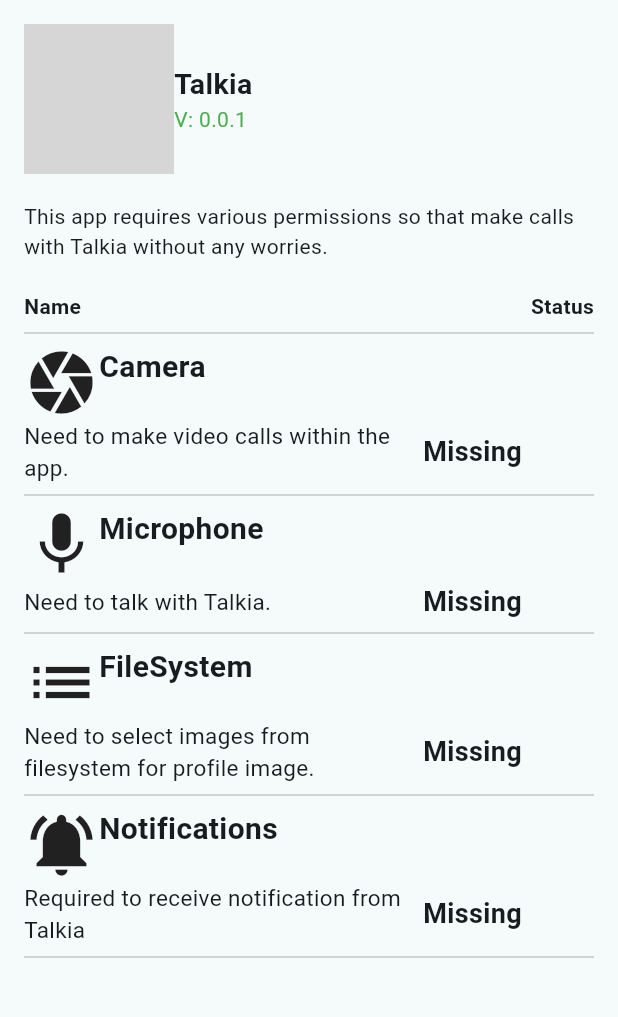
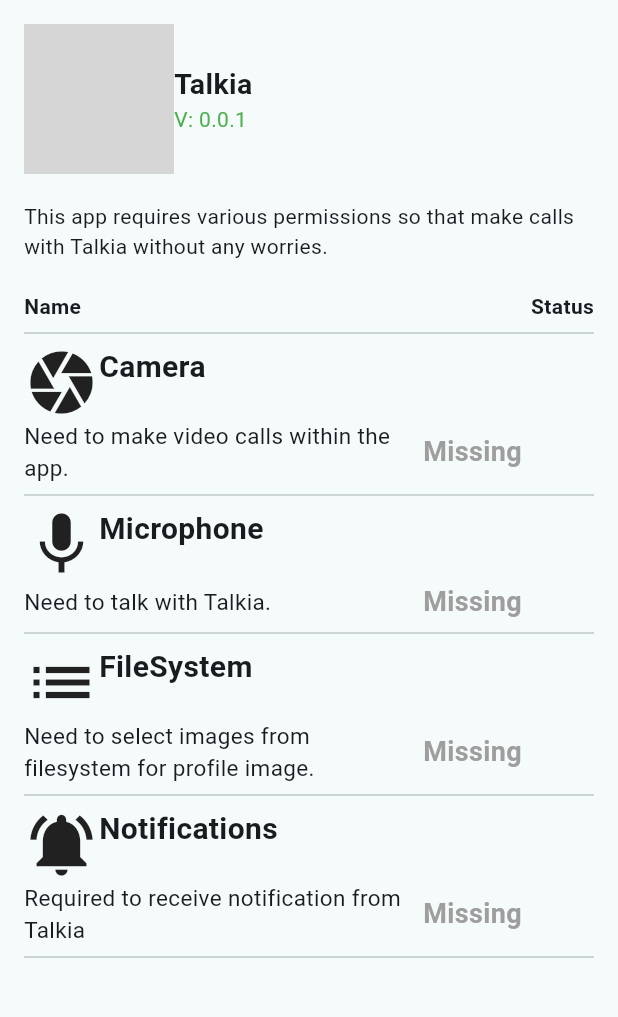
Before and after one commit to RangithKumarDev/flutter-bloc-permissions, a Flutter app: the screen it shows after launch, on a phone screen of 412 x 824 dp, the part 84-1101 px from its top. Run offline on Flutter 3.47's test engine with Material 3 defaults, Android fonts, the phone set to English and light mode, and no system bars; our stand-ins replace flutter_bloc, permission_handler; grey boxes are pictures that could not be loaded.

Commit message:
UI changes.

```diff
--- a/lib/presentation/widgets/permItem.widget.dart
+++ b/lib/presentation/widgets/permItem.widget.dart
@@ -56,8 +56,13 @@
                               (state.permissions[prmItm?['name']] ?? false)
                                   ? 'Approved'
                                   : 'Missing',
-                              style: const TextStyle(
-                                  fontSize: 18, fontWeight: FontWeight.bold)),
+                              style: TextStyle(
+                                  fontSize: 18,
+                                  fontWeight: FontWeight.bold,
+                                  color: (state.permissions[prmItm?['name']] ??
+                                          false)
+                                      ? Colors.green
+                                      : Colors.grey)),
                         )
                       ])
                 ])
```
